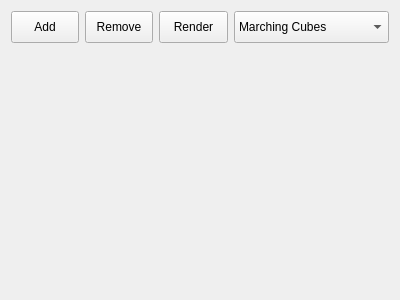
First picture: the form in ui/SegmentControl.ui, repository Eual11/Lumen, before the edit.
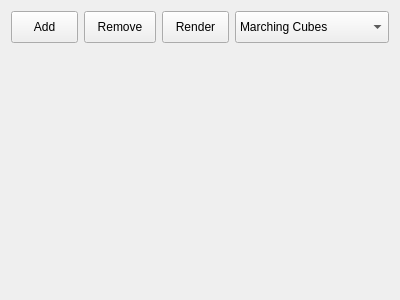
Second picture: the form after the edit. Icons and pictures are not drawn.

What changed in the file:
```diff
--- a/ui/SegmentControl.ui
+++ b/ui/SegmentControl.ui
@@ -49,7 +49,7 @@
        </property>
        <property name="minimumSize">
         <size>
-         <width>64</width>
+         <width>72</width>
          <height>32</height>
         </size>
        </property>
```
Left out of the diff: 16 changed lines with no effect on the pictures.
